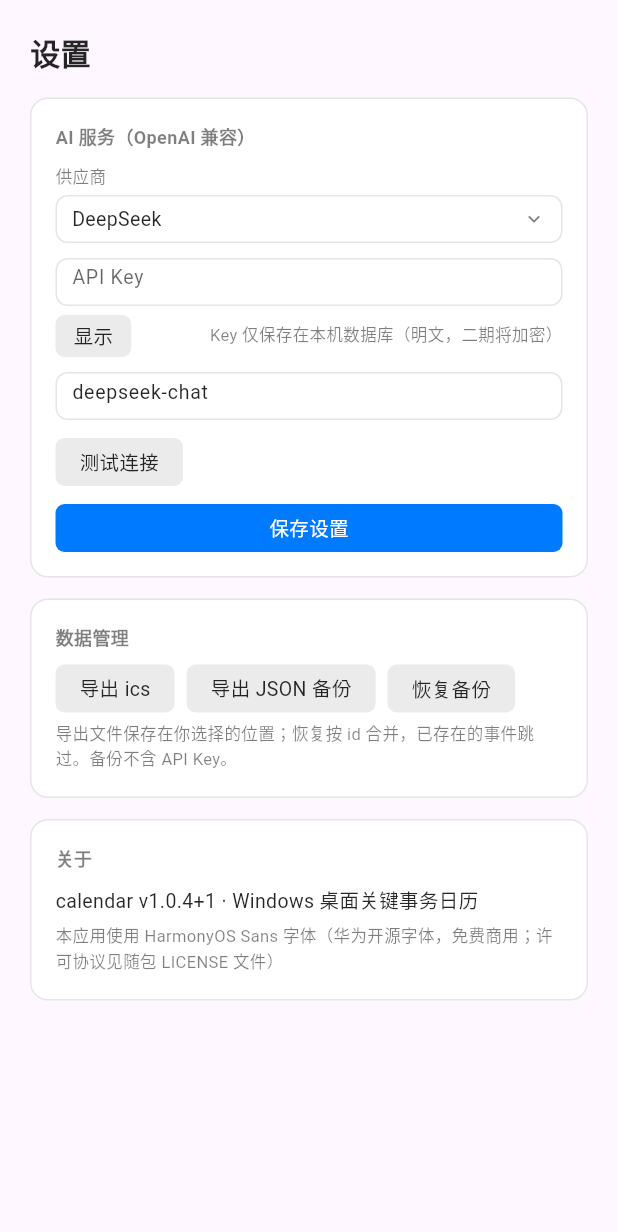
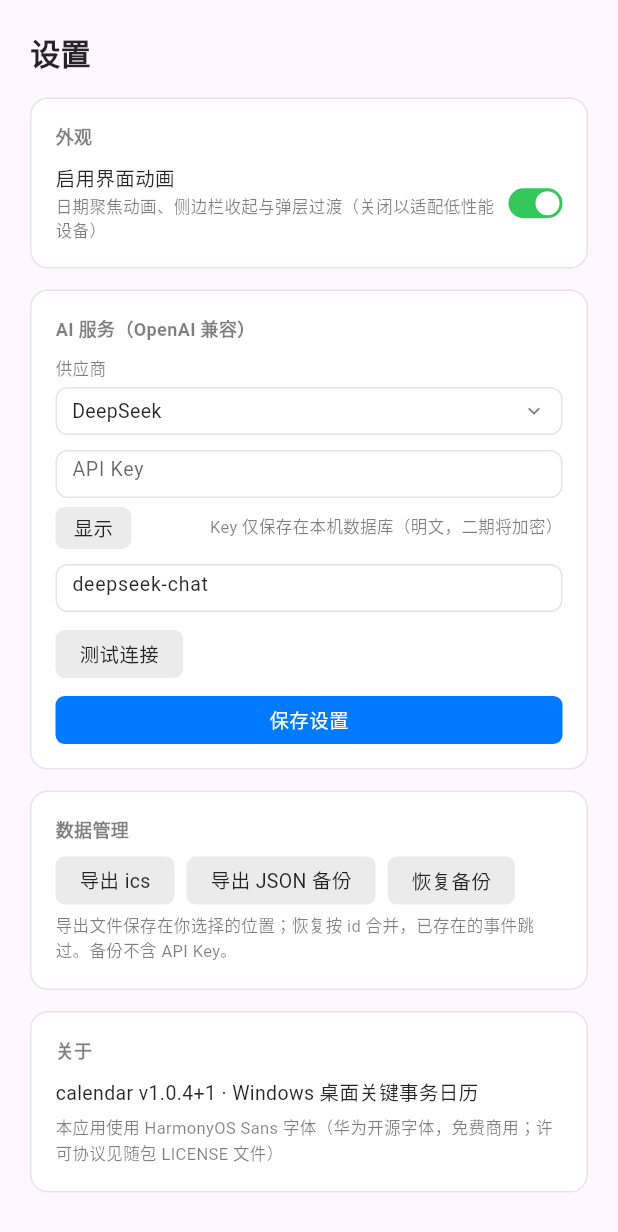
Before and after one commit to liubaiqing/Daypick, a Flutter app: the SettingsPage widget shown alone on an empty page, opened directly, on a phone screen of 412 x 824 dp. Shown: the top 1232 px of the screen. Run offline on Flutter 3.47's test engine with Material 3 defaults, Android fonts, the phone set to English and light mode, and no system bars; our stand-ins replace dio, drift, file_picker, flutter_riverpod; missing offline and left inert: desktop_drop, flutter_onnx_ocr, pasteboard, window_manager; accounts and stored records are empty; generated files the repository leaves out were written again; Roboto replaces fonts that are missing (HarmonyOS Sans SC); statements that could not run were skipped; project files that could hold a hidden picture were left out.

Commit message:
feat: 侧边栏动画接入开关；设置页新增外观卡片

```diff
--- a/lib/features/settings/settings_page.dart
+++ b/lib/features/settings/settings_page.dart
@@ -15,6 +15,7 @@ import '../../data/llm/openai_compatible_client.dart';
 import '../../domain/llm_providers.dart';
 import '../../shared/design/ds_button.dart';
 import '../../shared/design/ds_dropdown.dart';
+import '../../shared/design/ds_switch.dart';
 import '../../shared/design/ds_text_field.dart';
 import '../../shared/design/ds_tokens.dart';
 import '../../shared/design/dstokens_scope.dart';
@@ -36,6 +37,7 @@ class _SettingsPageState extends ConsumerState<SettingsPage> {
   bool _obscureKey = true;
   bool _testing = false;
   bool _dataBusy = false;
+  bool _animationsEnabled = true;
   String? _testResult; // null=未测试, 'ok'=成功, 其他=失败信息
   LlmProviderPreset? _selectedPreset; // null = 自定义
 
@@ -58,15 +60,26 @@ class _SettingsPageState extends ConsumerState<SettingsPage> {
     final base = await dao.get(kSettingLlmBaseUrl) ?? kDefaultLlmBaseUrl;
     final key = await dao.get(kSettingLlmApiKey) ?? '';
     final model = await dao.get(kSettingLlmModel) ?? kDefaultLlmModel;
+    final anims = await dao.get(kSettingAnimationsEnabled);
     if (!mounted) return;
     setState(() {
       _baseUrlCtrl.text = base;
       _apiKeyCtrl.text = key;
       _modelCtrl.text = model;
+      _animationsEnabled = anims != '0';
       // 按 baseURL 反查预设回显；未匹配视为自定义
       _selectedPreset = presetForBaseUrl(base);
       _loaded = true;
     });
+  }
+
+  Future<void> _toggleAnimations(bool enabled) async {
+    setState(() => _animationsEnabled = enabled);
+    await ref.read(settingsDaoProvider).set(
+      kSettingAnimationsEnabled,
+      enabled ? '1' : '0',
+    );
+    ref.invalidate(animationsEnabledProvider);
   }
 
   Future<void> _save() async {
@@ -197,6 +210,42 @@ class _SettingsPageState extends ConsumerState<SettingsPage> {
           ),
         ),
         const SizedBox(height: 16),
+
+        // ---- 外观 ----
+        _SectionCard(
+          title: '外观',
+          child: Row(
+            children: [
+              Expanded(
+                child: Column(
+                  crossAxisAlignment: CrossAxisAlignment.start,
+                  children: [
+                    Text(
+                      '启用界面动画',
+                      style: TextStyle(
+                        fontSize: kFontSizeBody,
+                        color: tokens.textPrimary,
+                      ),
+                    ),
+                    const SizedBox(height: 2),
+                    Text(
+                      '日期聚焦动画、侧边栏收起与弹层过渡（关闭以适配低性能设备）',
+                      style: TextStyle(
+                        fontSize: kFontSizeSmall,
+                        color: tokens.textSecondary,
+                      ),
+                    ),
+                  ],
+                ),
+              ),
+              DSSwitch(
+                value: _animationsEnabled,
+                onChanged: _toggleAnimations,
+              ),
+            ],
+          ),
+        ),
+        const SizedBox(height: 14),
 
         // ---- AI 服务 ----
         _SectionCard(
```
Also changed, not shown: lib/features/shell/app_shell.dart (+10 -3 lines).
